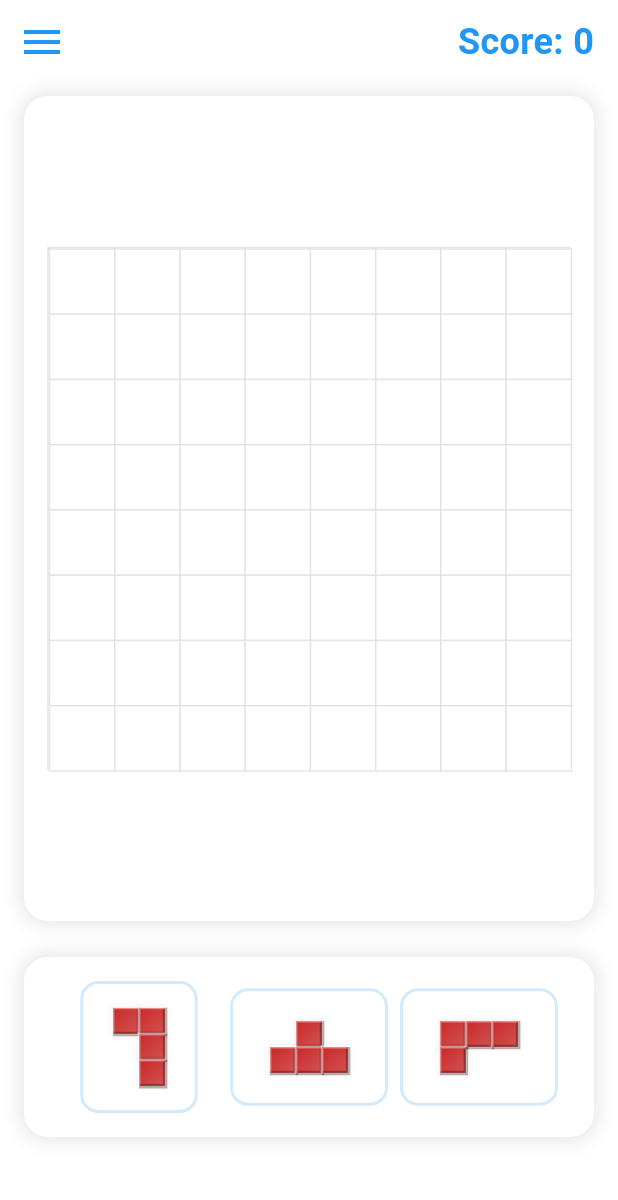
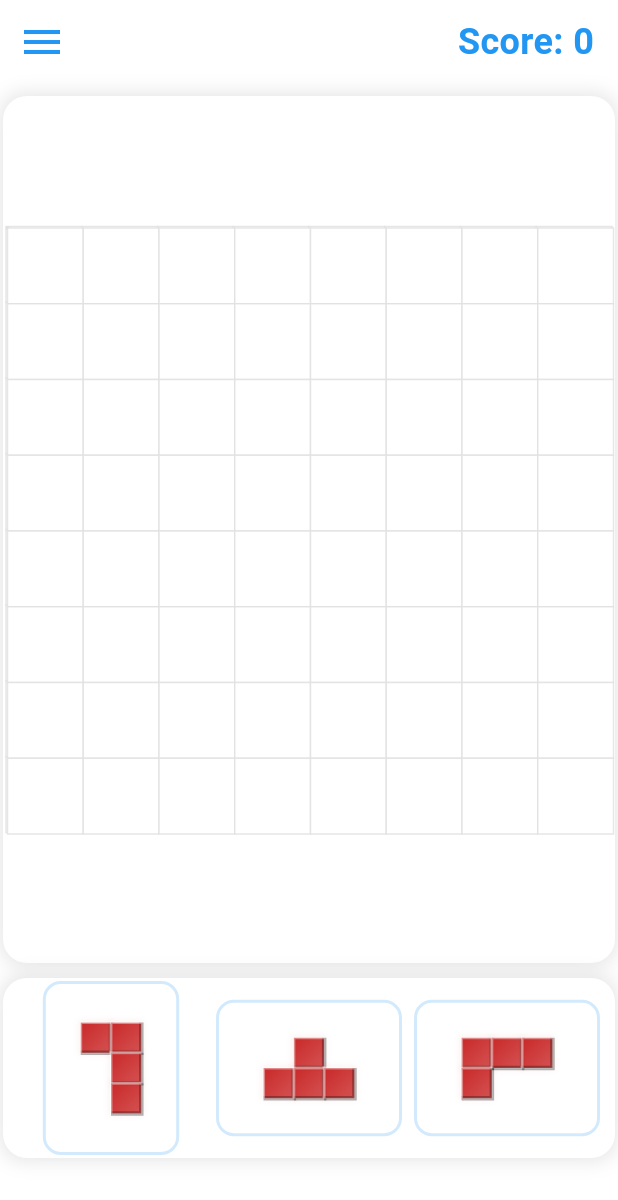
Before and after one commit to webbt127/block_puzzle_game, a Flutter app: the GameScreen screen opened directly, on a phone screen of 412 x 824 dp. Shown: the top 1200 px of the screen. Run offline on Flutter 3.47's test engine with Material 3 defaults, Android fonts, the light colour scheme and no system bars; drawn by our look-alikes of google_mobile_ads; our stand-ins replace easy_localization, flutter_riverpod, just_audio, package_info_plus, riverpod_annotation, shared_preferences; missing offline and left inert: amplitude_flutter, games_services, purchases_flutter; accounts and stored records are empty; generated files the repository leaves out were written again; network calls fail; statements that could not run were skipped.

Commit message:
Adjust grid margins

```diff
--- a/lib/screens/game_screen.dart
+++ b/lib/screens/game_screen.dart
@@ -471,7 +471,7 @@ class _GameScreenState extends ConsumerState<GameScreen> {
                 Expanded(
                   child: Center(
                     child: Container(
-                      margin: const EdgeInsets.symmetric(horizontal: 16.0, vertical: 8.0),
+                      margin: const EdgeInsets.symmetric(horizontal: 2.0, vertical: 8.0),
                       decoration: BoxDecoration(
                         color: Theme.of(context).brightness == Brightness.dark
                             ? Colors.grey[850]
@@ -490,7 +490,7 @@ class _GameScreenState extends ConsumerState<GameScreen> {
                         builder: (context, constraints) {
                           // Update grid cell size based on available space
                           final smallestDimension = math.min(constraints.maxWidth, constraints.maxHeight);
-                          final cellSize = (smallestDimension - 32) / rows;  // 32 for margin
+                          final cellSize = (smallestDimension - 4) / rows;  // 32 for margin
                           final gridSize = cellSize * rows;  // Total grid size
 
                           // Calculate centering padding
@@ -671,8 +671,8 @@ class _GameScreenState extends ConsumerState<GameScreen> {
                   ),
                 ),
                 Container(
-                  margin: const EdgeInsets.all(16.0),
-                  padding: const EdgeInsets.all(16.0),
+                  margin: const EdgeInsets.all(2.0),
+                  padding: const EdgeInsets.all(2.0),
                   constraints: const BoxConstraints(maxHeight: 120),
                   decoration: BoxDecoration(
                     color: Theme.of(context).brightness == Brightness.dark
```
